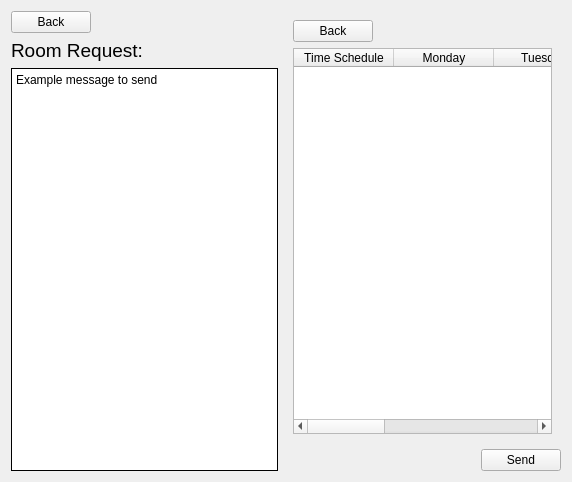
Above: Room_Request_Instructor.ui from Carl-Sayson/TUPC-Room-Utilization before the change. Below: the same form after it.
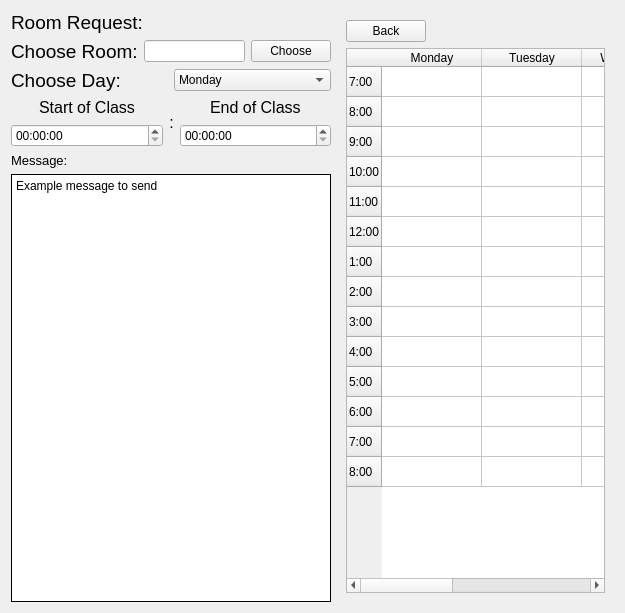
That is the form after the change. The open tabs and pages were chosen to show the change.

What changed in the file:
```diff
--- a/Room_Request_Instructor.ui
+++ b/Room_Request_Instructor.ui
@@ -6,25 +6,24 @@
    <rect>
     <x>0</x>
     <y>0</y>
-    <width>572</width>
-    <height>482</height>
+    <width>625</width>
+    <height>613</height>
    </rect>
   </property>
+  <property name="maximumSize">
+   <size>
+    <width>955</width>
+    <height>712</height>
+   </size>
+  </property>
   <property name="windowTitle">
    <string>Dialog</string>
   </property>
   <layout class="QGridLayout" name="gridLayout">
-   <item row="0" column="0" rowspan="2">
+   <item row="0" column="0">
     <layout class="QVBoxLayout" name="verticalLayout">
-     <item alignment="Qt::AlignLeft">
-      <widget class="QPushButton" name="back_btn_request_instructor">
-       <property name="text">
-        <string>Back</string>
-       </property>
-      </widget>
-     </item>
      <item>
-      <widget class="QLabel" name="label_47">
+      <widget class="QLabel" name="label_48">
        <property name="font">
         <font>
          <pointsize>14</pointsize>
@@ -35,6 +34,158 @@
        </property>
       </widget>
      </item>
+     <item>
+      <layout class="QHBoxLayout" name="horizontalLayout_5">
+       <item>
+        <widget class="QLabel" name="label_8">
+         <property name="font">
+          <font>
+           <pointsize>14</pointsize>
+          </font>
+         </property>
+         <property name="text">
+          <string>Choose Room:</string>
+         </property>
+        </widget>
+       </item>
+       <item>
+        <widget class="QLineEdit" name="lineEdit"/>
+       </item>
+       <item>
+        <widget class="QPushButton" name="choose_rm_btn">
+         <property name="text">
+          <string>Choose</string>
+         </property>
+        </widget>
+       </item>
+      </layout>
+     </item>
+     <item>
+      <layout class="QHBoxLayout" name="horizontalLayout_3">
+       <item>
+        <widget class="QLabel" name="label_5">
+         <property name="font">
+          <font>
+           <pointsize>14</pointsize>
+          </font>
+         </property>
+         <property name="text">
+          <string>Choose Day:</string>
+         </property>
+        </widget>
+       </item>
+       <item>
+        <widget class="QComboBox" name="instructor_day_edit_comboBox">
+         <item>
+          <property name="text">
+           <string>Monday</string>
+          </property>
+         </item>
+         <item>
+          <property name="text">
+           <string>Tuesday</string>
+          </property>
+         </item>
+         <item>
+          <property name="text">
+           <string>Wednesday</string>
+          </property>
+         </item>
+         <item>
+          <property name="text">
+           <string>Thursday</string>
+          </property>
+         </item>
+         <item>
+          <property name="text">
+           <string>Friday</string>
+          </property>
+         </item>
+        </widget>
+       </item>
+      </layout>
+     </item>
+     <item>
+      <layout class="QHBoxLayout" name="horizontalLayout_4">
+       <item>
+        <layout class="QVBoxLayout" name="verticalLayout_7">
+         <property name="spacing">
+          <number>7</number>
+         </property>
+         <item alignment="Qt::AlignHCenter">
+          <widget class="QLabel" name="label_6">
+           <property name="font">
+            <font>
+             <pointsize>12</pointsize>
+            </font>
+           </property>
+           <property name="text">
+            <string>Start of Class</string>
+           </property>
+          </widget>
+         </item>
+         <item>
+          <widget class="QTimeEdit" name="start_time_instructor"/>
+         </item>
+        </layout>
+       </item>
+       <item>
+        <widget class="QLabel" name="label_9">
+         <property name="sizePolicy">
+          <sizepolicy hsizetype="Fixed" vsizetype="Fixed">
+           <horstretch>0</horstretch>
+           <verstretch>0</verstretch>
+          </sizepolicy>
+         </property>
+         <property name="font">
+          <font>
+           <pointsize>12</pointsize>
+          </font>
+         </property>
+         <property name="text">
+          <string>:</string>
+         </property>
+         <property name="alignment">
+          <set>Qt::AlignCenter</set>
+         </property>
+        </widget>
+       </item>
+       <item>
+        <layout class="QVBoxLayout" name="verticalLayout_6">
+         <property name="spacing">
+          <number>7</number>
+         </property>
+         <item alignment="Qt::AlignHCenter">
+          <widget class="QLabel" name="label_7">
+           <property name="font">
+            <font>
+             <pointsize>12</pointsize>
+            </font>
+           </property>
+           <property name="text">
+            <string>End of Class</string>
+           </property>
+          </widget>
+         </item>
+         <item>
+          <widget class="QTimeEdit" name="final_time_instructor"/>
+         </item>
+        </layout>
+       </item>
+      </layout>
+     </item>
+     <item>
+      <widget class="QLabel" name="label_47">
+       <property name="font">
+        <font>
+         <pointsize>10</pointsize>
+        </font>
+       </property>
+       <property name="text">
+        <string>Message:</string>
+       </property>
+      </widget>
+     </item>
      <item>
       <widget class="QPlainTextEdit" name="room_request_instructor">
        <property name="minimumSize">
@@ -83,11 +234,76 @@
        </item>
        <item>
         <widget class="QTableWidget" name="instructor_room_sched_table_request">
-         <column>
+         <row>
           <property name="text">
-           <string>Time Schedule</string>
+           <string>7:00</string>
           </property>
-         </column>
+         </row>
+         <row>
+          <property name="text">
+           <string>8:00</string>
+          </property>
+         </row>
+         <row>
+          <property name="text">
+           <string>9:00</string>
+          </property>
+         </row>
+         <row>
+          <property name="text">
+           <string>10:00</string>
+          </property>
+         </row>
+         <row>
+          <property name="text">
+           <string>11:00</string>
+          </property>
+         </row>
+         <row>
+          <property name="text">
+           <string>12:00</string>
+          </property>
+         </row>
+         <row>
+          <property name="text">
+           <string>1:00</string>
+          </property>
+         </row>
+         <row>
+          <property name="text">
+           <string>2:00</string>
+          </property>
+         </row>
+         <row>
+          <property name="text">
+           <string>3:00</string>
+          </property>
+         </row>
+         <row>
+          <property name="text">
+           <string>4:00</string>
+          </property>
+         </row>
+         <row>
+          <property name="text">
+           <string>5:00</string>
+          </property>
+         </row>
+         <row>
+          <property name="text">
+           <string>6:00</string>
+          </property>
+         </row>
+         <row>
+          <property name="text">
+           <string>7:00</string>
+          </property>
+         </row>
+         <row>
+          <property name="text">
+           <string>8:00</string>
+          </property>
+         </row>
          <column>
           <property name="text">
            <string>Monday</string>
@@ -151,43 +367,19 @@
            <set>ItemIsSelectable|ItemIsUserCheckable|ItemIsEnabled</set>
           </property>
          </item>
-         <item>
-          <property name="text">
-           <string>rm 2</string>
-          </property>
-          <property name="textAlignment">
-           <set>AlignCenter</set>
-          </property>
-         </item>
-         <item>
-          <property name="text">
-           <string>rm 3</string>
-          </property>
-          <property name="textAlignment">
-           <set>AlignCenter</set>
-          </property>
-         </item>
-         <item>
-          <property name="text">
-           <string>rm 4</string>
-          </property>
-          <property name="textAlignment">
-           <set>AlignCenter</set>
-          </property>
-         </item>
+        </widget>
+       </item>
+       <item alignment="Qt::AlignRight">
+        <widget class="QPushButton" name="send_btn_composed_request_instructor">
+         <property name="text">
+          <string>Send</string>
+         </property>
         </widget>
        </item>
       </layout>
      </widget>
     </widget>
    </item>
-   <item row="1" column="1" alignment="Qt::AlignRight">
-    <widget class="QPushButton" name="send_btn_composed_request_instructor">
-     <property name="text">
-      <string>Send</string>
-     </property>
-    </widget>
-   </item>
   </layout>
  </widget>
  <resources/>
```
Left out of the diff: 26 changed lines with no effect on the pictures.
